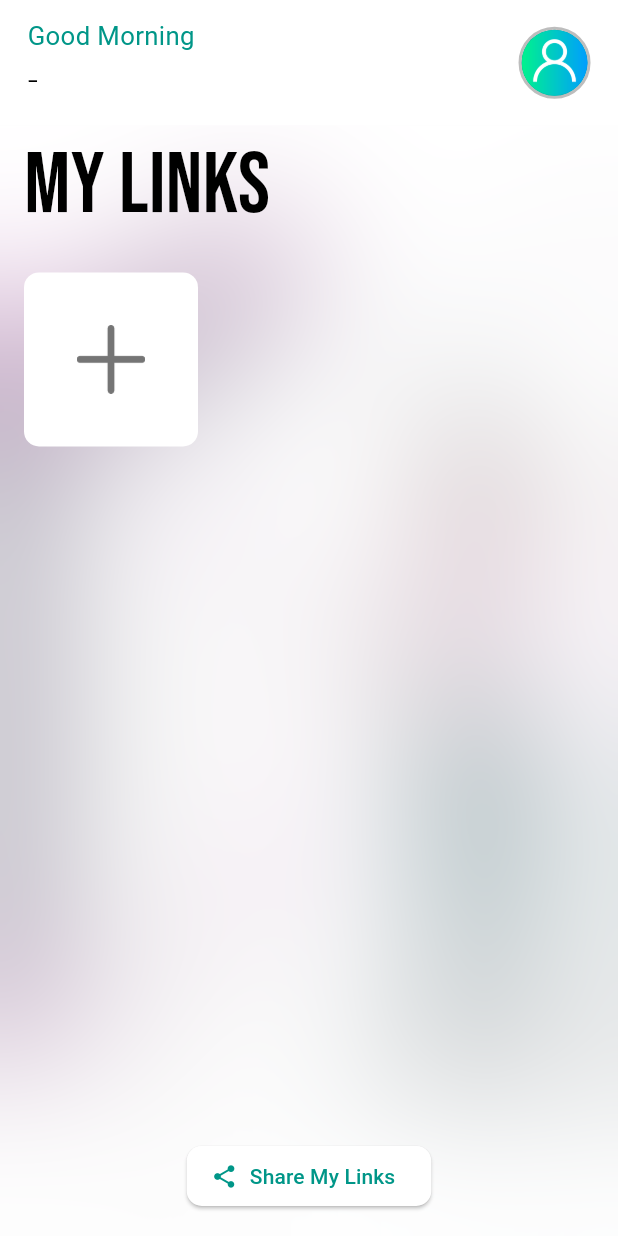
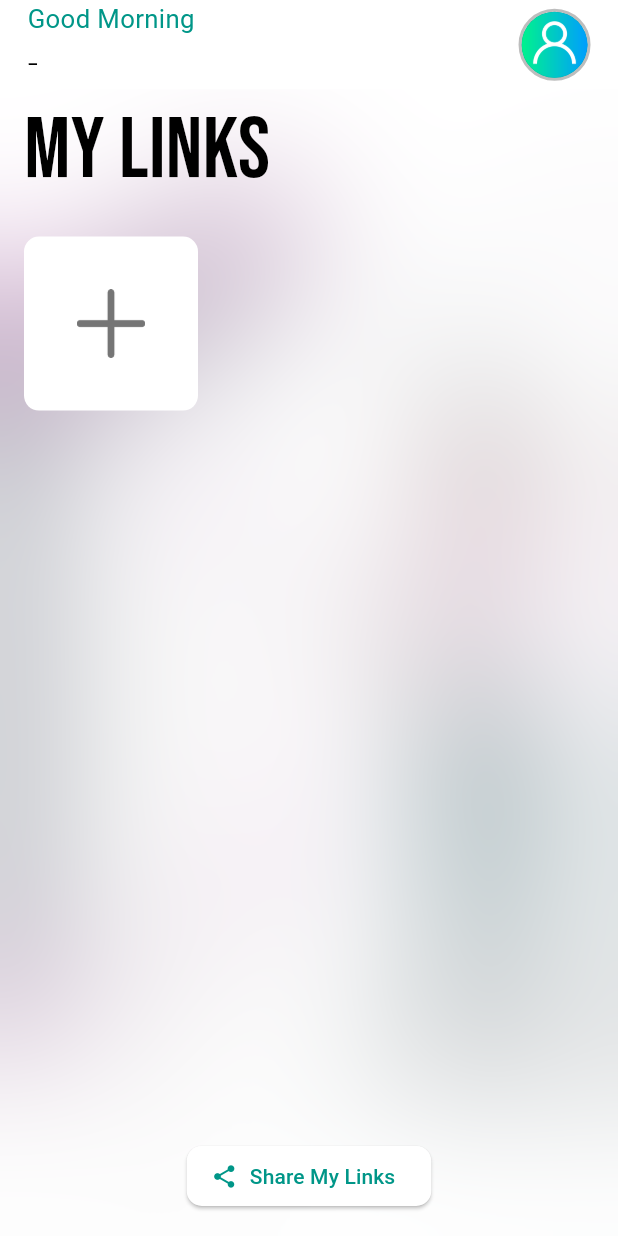
Before and after one commit to jesse-jacks0n/flutter-link-share, a Flutter app: the HomePage screen opened directly, on a phone screen of 412 x 824 dp. Run offline on Flutter 3.47's test engine with Material 3 defaults, Android fonts, the phone set to English and light mode, and no system bars; our stand-ins replace firebase_auth, firebase_core, firebase_database, firebase_storage, flutter_image_compress, flutter_screenutil and 7 more; accounts and stored records are empty; network calls fail.

Commit message:
link share app

```diff
--- a/lib/auth/auth_util.dart
+++ b/lib/auth/auth_util.dart
@@ -18,6 +18,7 @@ class AuthPage extends StatelessWidget {
           if (snapshot.connectionState == ConnectionState.waiting) {
             // Return a loading indicator or an empty container
             return const Center(
+
                 child: CircularProgressIndicator());
           } else if (snapshot.hasData) {
             // User is logged in, check if links data exists
--- a/lib/main.dart
+++ b/lib/main.dart
@@ -33,7 +33,7 @@ class MyApp extends StatelessWidget {
           debugShowCheckedModeBanner: false,
           title: 'socials app',
           // You can use the library anywhere in the app even in theme
-          darkTheme: darkMode,
+         // darkTheme: darkMode,
           theme: lightMode,
           home: child,
           routes: {
--- a/lib/screens/home_screen.dart
+++ b/lib/screens/home_screen.dart
@@ -203,7 +203,7 @@ class _HomePageState extends State<HomePage> {
               // backgroundColor: Colors.transparent,
               appBar: AppBar(
                 elevation: 0,
-                toolbarHeight: 70.h,
+                toolbarHeight: 50.h,
                 //backgroundColor: Colors.transparent,
                 leadingWidth: double.infinity,
                 leading: Padding(
--- a/lib/theme/theme.dart
+++ b/lib/theme/theme.dart
@@ -15,14 +15,14 @@ ThemeData lightMode = ThemeData(
             primary: accentColor,
         ),
 );
-ThemeData darkMode = ThemeData(
-    brightness: Brightness.dark,
-    useMaterial3: true,
-
-    inputDecorationTheme: InputDecorationTheme(
-            filled: true,
-            fillColor: Colors.grey.shade400, // Set the fill color to grey 200
-
-    ),
-    colorScheme: ColorScheme.dark(
-        background: myDarkBackground, primary: accentColor,));
+// ThemeData darkMode = ThemeData(
+//     brightness: Brightness.dark,
+//     useMaterial3: true,
+//
+//     inputDecorationTheme: InputDecorationTheme(
+//             filled: true,
+//             fillColor: Colors.grey.shade400, // Set the fill color to grey 200
+//
+//     ),
+//     colorScheme: ColorScheme.dark(
+//         background: myDarkBackground, primary: accentColor,));
```
Also changed, not shown: pubspec.lock, 1 other file.
